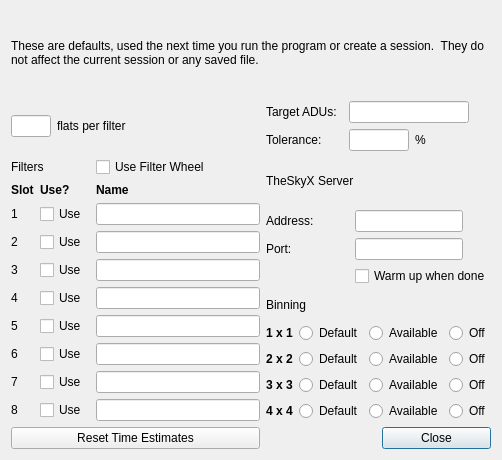
This is PrefsWindow.ui in RMcDOttawa/FlatCaptureNow1 as Qt 5 draws it before an edit. The edited form follows.
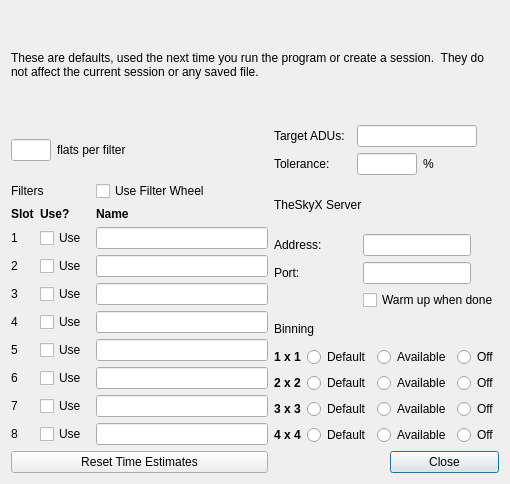
This is the edited form.

What changed in the file:
```diff
--- a/PrefsWindow.ui
+++ b/PrefsWindow.ui
@@ -6,8 +6,8 @@
    <rect>
     <x>0</x>
     <y>0</y>
-    <width>502</width>
-    <height>460</height>
+    <width>510</width>
+    <height>484</height>
    </rect>
   </property>
   <property name="sizePolicy">
```
Left out of the diff: 57 changed lines with no effect on the pictures.
